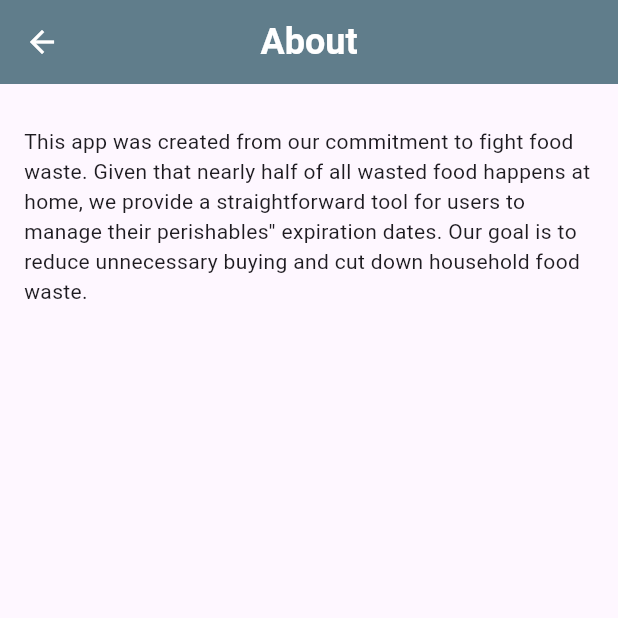
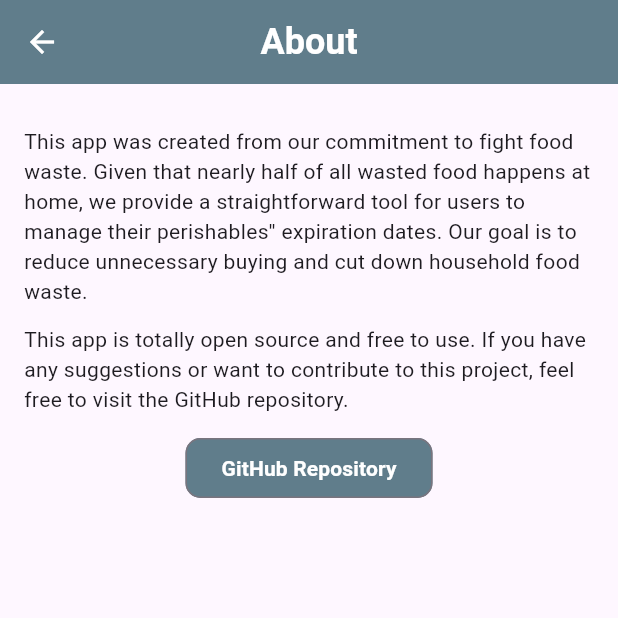
Before and after one commit to ForgerWise/FoodList, a Flutter app: the AboutPage screen opened by its route, on a phone screen of 412 x 824 dp, the top half of it. Run offline on Flutter 3.47's test engine with Material 3 defaults, Android fonts, the phone set to English and light mode, and no system bars; our stand-ins replace flutter_local_notifications, flutter_slidable, flutter_staggered_animations, hive, hive_flutter, permission_handler and 1 more; missing offline and left inert: android_alarm_manager_plus; accounts and stored records are empty; Roboto replaces fonts that are missing (IBM Plex Sans).

Commit message:
Update about page

```diff
--- a/lib/l10n/intl_en.arb
+++ b/lib/l10n/intl_en.arb
@@ -115,5 +115,7 @@
   "confirmReset": "Confirm Reset",
   "categoriesResetHint": "Are you sure you want to reset the categories to default?",
   "faqWhatWillResetCategoriesDo": "What will happen if I reset the categories?",
-  "faqWhatWillResetCategoriesDoAns": "Resetting the categories will reset all the categories and subcategories to their default values."
+  "faqWhatWillResetCategoriesDoAns": "Resetting the categories will reset all the categories and subcategories to their default values.",
+  "aboutContentGithub": "This app is totally open source and free to use. If you have any suggestions or want to contribute to this project, feel free to visit the GitHub repository.",
+  "githubRepository": "GitHub Repository"
 }
--- a/lib/l10n/intl_ja.arb
+++ b/lib/l10n/intl_ja.arb
@@ -115,5 +115,7 @@
   "confirmReset": "リセットを確認",
   "categoriesResetHint": "カテゴリをデフォルトにリセットしますか？",
   "faqWhatWillResetCategoriesDo": "カテゴリをリセットすると何が起こりますか？",
-  "faqWhatWillResetCategoriesDoAns": "カテゴリをリセットすると、すべてのカテゴリとサブカテゴリがデフォルト値にリセットされます。"
+  "faqWhatWillResetCategoriesDoAns": "カテゴリをリセットすると、すべてのカテゴリとサブカテゴリがデフォルト値にリセットされます。",
+  "aboutContentGithub": "このアプリは完全にオープンソースで、無料で使用できます。ご意見やプロジェクトへの貢献がありましたら、GitHubリポジトリをご覧ください。",
+  "githubRepository": "GitHubリポジトリ"
 }
--- a/lib/l10n/intl_zh_TW.arb
+++ b/lib/l10n/intl_zh_TW.arb
@@ -115,5 +115,7 @@
   "confirmReset": "確認重置",
   "categoriesResetHint": "確認重置類別為預設值？",
   "faqWhatWillResetCategoriesDo": "重置類別會發生什麼事？",
-  "faqWhatWillResetCategoriesDoAns": "重置類別將會將所有類別和子類別重設為預設值。"
+  "faqWhatWillResetCategoriesDoAns": "重置類別將會將所有類別和子類別重設為預設值。",
+  "aboutContentGithub": "這個應用程式是完全開源且免費使用的。如果您有任何建議或想要貢獻此專案，請隨時訪問 GitHub 儲存庫。",
+  "githubRepository": "GitHub 儲存庫"
 }
--- a/lib/setting/about.dart
+++ b/lib/setting/about.dart
@@ -1,4 +1,5 @@
 import 'package:flutter/material.dart';
+import 'package:url_launcher/url_launcher.dart';
 
 import '../generated/l10n.dart';
 
@@ -10,6 +11,7 @@ class AboutPage extends StatefulWidget {
 }
 
 class _AboutState extends State<AboutPage> {
+  final Uri githubUri = Uri.parse("https://github.com/ForgerWise/FoodList");
   @override
   Widget build(BuildContext context) {
     return Scaffold(
@@ -18,7 +20,7 @@ class _AboutState extends State<AboutPage> {
             bottom: BorderSide(color: Colors.black54, style: BorderStyle.none)),
         backgroundColor: Colors.blueGrey,
         title: Text(S.of(context).about,
-            style: TextStyle(color: Colors.white, fontSize: 24)),
+            style: const TextStyle(color: Colors.white, fontSize: 24)),
         centerTitle: true,
       ),
       body: Container(
@@ -26,10 +28,42 @@ class _AboutState extends State<AboutPage> {
         child: SingleChildScrollView(
           child: Column(
             children: <Widget>[
-              SizedBox(height: 12),
+              const SizedBox(height: 12),
               Text(
                 S.of(context).aboutContent,
-                style: TextStyle(fontSize: 14, fontWeight: FontWeight.normal),
+                style: const TextStyle(
+                    fontSize: 14, fontWeight: FontWeight.normal),
+              ),
+              const SizedBox(height: 12),
+              Text(
+                S.of(context).aboutContentGithub,
+                style: const TextStyle(
+                    fontSize: 14, fontWeight: FontWeight.normal),
+              ),
+              const SizedBox(height: 12),
+              // * Url to the GitHub repository
+              OutlinedButton(
+                onPressed: () async {
+                  if (await canLaunchUrl(githubUri)) {
+                    await launchUrl(githubUri);
+                  } else {
+                    throw 'Could not launch $githubUri';
+                  }
+                },
+                style: OutlinedButton.styleFrom(
+                  backgroundColor: Colors.blueGrey,
+                  shape: RoundedRectangleBorder(
+                    borderRadius: BorderRadius.circular(10),
+                  ),
+                ),
+                child: Text(
+                  S.of(context).githubRepository,
+                  style: const TextStyle(
+                    fontSize: 14,
+                    fontWeight: FontWeight.bold,
+                    color: Colors.white,
+                  ),
+                ),
               ),
             ],
           ),
```
Also changed, not shown: lib/generated/intl/messages_en.dart, lib/generated/intl/messages_ja.dart, lib/generated/intl/messages_zh_TW.dart, lib/generated/l10n.dart.
